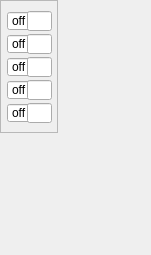
Before: the Qt Designer form QT/forms/keyEditFormWin.ui in Muse-Kinetics/12-step-editor-qt6, drawn with Qt 5.
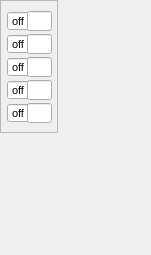
After: the same form once the commit is applied. Custom widgets are drawn as their Qt base class.

```diff
--- a/QT/forms/keyEditFormWin.ui
+++ b/QT/forms/keyEditFormWin.ui
@@ -55,6 +55,11 @@
       <height>20</height>
      </rect>
     </property>
+    <property name="font">
+     <font>
+      <pointsize>8</pointsize>
+     </font>
+    </property>
     <property name="mouseTracking">
      <bool>true</bool>
     </property>
@@ -86,6 +91,11 @@
       <height>20</height>
      </rect>
     </property>
+    <property name="font">
+     <font>
+      <pointsize>8</pointsize>
+     </font>
+    </property>
     <property name="mouseTracking">
      <bool>true</bool>
     </property>
@@ -117,6 +127,11 @@
       <height>20</height>
      </rect>
     </property>
+    <property name="font">
+     <font>
+      <pointsize>8</pointsize>
+     </font>
+    </property>
     <property name="mouseTracking">
      <bool>true</bool>
     </property>
@@ -148,6 +163,11 @@
       <height>20</height>
      </rect>
     </property>
+    <property name="font">
+     <font>
+      <pointsize>8</pointsize>
+     </font>
+    </property>
     <property name="mouseTracking">
      <bool>true</bool>
     </property>
@@ -179,6 +199,11 @@
       <height>20</height>
      </rect>
     </property>
+    <property name="font">
+     <font>
+      <pointsize>8</pointsize>
+     </font>
+    </property>
     <property name="mouseTracking">
      <bool>true</bool>
     </property>
```
